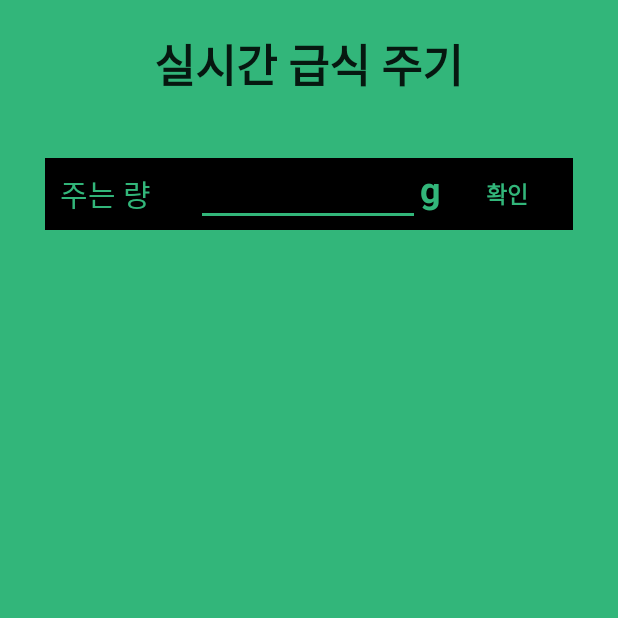
After one commit to YOONSUNGHYEON/FeederPetProject, an Android app: the FeederActivity screen opened directly, with no data from a screen before it, on a phone screen of 412 x 824 dp, the top half of it. The commit adds this screen. Run offline under Robolectric (Android 15) with nearby library versions, the phone set to English and light mode, and no system bars; network calls fail.

Commit message:
mdAndroidStudio

```diff
--- /dev/null
+++ b/app/src/main/java/net/skhu/feederpetedit/FeedRecordListAdapter.java
@@ -0,0 +1,51 @@
+package net.skhu.feederpetedit;
+
+import android.content.Context;
+import android.view.View;
+import android.view.ViewGroup;
+import android.widget.BaseAdapter;
+import android.widget.TextView;
+
+import java.util.List;
+
+public class FeedRecordListAdapter extends BaseAdapter {
+
+    private Context context;
+    private List<FeedRecord> feedRecordList;
+
+    public FeedRecordListAdapter(Context context, List<FeedRecord> feedRecordList)
+    {
+        this.context = context;
+        this.feedRecordList = feedRecordList;
+    }
+    @Override
+    public int getCount() {
+        return feedRecordList.size();
+    }
+
+    @Override
+    public Object getItem(int position) {
+        return feedRecordList.get(position);
+    }
+
+    @Override
+    public long getItemId(int position) {
+        return position;
+    }
+
+    @Override
+    public View getView(int position, View convertView, ViewGroup parent) {
+        View v = View.inflate(context,R.layout.feed_record,null);
+        TextView feedDateTimeText = (TextView)v.findViewById(R.id.feedDateTimeText);
+        TextView feedAmountText = (TextView)v.findViewById(R.id.feedAmountText);
+
+
+        feedDateTimeText.setText(feedRecordList.get(position).getFeedRegdate());
+        feedAmountText.setText(feedRecordList.get(position).getFeedAmount());
+
+
+        v.setTag(feedRecordList.get(position).getUserID());
+        return v; //하나의 사용자에대한 뷰
+    }
+
+}
--- /dev/null
+++ b/app/src/main/java/net/skhu/feederpetedit/FeederActivity.java
@@ -0,0 +1,70 @@
+package net.skhu.feederpetedit;
+
+import android.content.Intent;
+import android.support.v7.app.AlertDialog;
+import android.support.v7.app.AppCompatActivity;
+import android.os.Bundle;
+import android.view.View;
+import android.widget.Button;
+import android.widget.EditText;
+import android.widget.ListView;
+
+import org.json.JSONArray;
+import org.json.JSONObject;
+
+import java.util.ArrayList;
+import java.util.Date;
+import java.util.List;
+
+public class FeederActivity extends AppCompatActivity {
+    private ListView listView;
+    private FeedRecordListAdapter adapter;
+    private List<FeedRecord> feedRecordList;
+    @Override
+    protected void onCreate(Bundle savedInstanceState) {
+        super.onCreate(savedInstanceState);
+        setContentView(R.layout.activity_feeder);
+        Intent intent = getIntent();
+
+        final EditText amountEditText = (EditText)findViewById(R.id.amountEditText);
+        Button giveButton = (Button)findViewById(R.id.giveButton);
+
+        listView = (ListView)findViewById(R.id.listView);
+        feedRecordList = new ArrayList<FeedRecord>();
+        adapter = new FeedRecordListAdapter(getApplicationContext(), feedRecordList);
+        listView.setAdapter(adapter);
+
+        try{
+            JSONObject jsonObject = new JSONObject(intent.getStringExtra("feedRecordList"));
+            JSONArray jsonArray = jsonObject.getJSONArray("response");
+            int count = 0;
+            String userID, feedID, feedAmount, feedRegdate;
+            while(count < jsonArray.length())
+            {
+                JSONObject object = jsonArray.getJSONObject(count);
+                feedID = object.getString("feedID");
+                userID = object.getString("userID");
+                feedAmount = object.getString("feedAmount");
+                feedRegdate = object.getString("feedRegdate");
+
+                FeedRecord feedRecord = new FeedRecord(feedID, userID, feedAmount,feedRegdate);
+                feedRecordList.add(feedRecord);
+                count++;
+            }
+        }catch(Exception e){
+            e.printStackTrace();
+        }
+
+        giveButton.setOnClickListener(new View.OnClickListener() {
+            @Override
+            public void onClick(View v) {
+                String amount = amountEditText.getText().toString();
+                AlertDialog.Builder builder = new AlertDialog.Builder(FeederActivity.this);
+                builder.setMessage(amount+"g을 주시겠습니까?")
+                        .setPositiveButton("확인", null)
+                        .create()
+                        .show();
+            }
+        });
+    }
+}
--- /dev/null
+++ b/app/src/main/res/layout/activity_feeder.xml
@@ -0,0 +1,92 @@
+<?xml version="1.0" encoding="utf-8"?>
+<LinearLayout xmlns:android="http://schemas.android.com/apk/res/android"
+    xmlns:app="http://schemas.android.com/apk/res-auto"
+    xmlns:tools="http://schemas.android.com/tools"
+    android:layout_width="match_parent"
+    android:layout_height="match_parent"
+    android:background="@color/colorPrimary"
+    android:orientation="vertical"
+    tools:context=".FeederActivity">
+
+
+    <TextView
+        android:id="@+id/textView2"
+        android:layout_width="wrap_content"
+        android:layout_height="wrap_content"
+        android:layout_gravity="center"
+        android:text="실시간 급식 주기"
+        android:layout_marginTop="20sp"
+        android:layout_marginBottom="10sp"
+        android:textAppearance="@style/TextAppearance.AppCompat"
+        android:textSize="30dp"
+        android:textStyle="bold" />
+
+    <LinearLayout
+        android:layout_width="match_parent"
+        android:layout_height="wrap_content"
+        android:layout_margin="30dp"
+        android:background="#000"
+        android:orientation="horizontal">
+
+        <TextView
+            android:id="@+id/amountText"
+            android:layout_width="wrap_content"
+            android:layout_height="wrap_content"
+            android:layout_gravity="center"
+            android:text="주는 량"
+            android:layout_marginRight="30dp"
+            android:layout_marginLeft="10sp"
+            android:textAppearance="@style/TextAppearance.AppCompat"
+            android:textColor="@color/colorPrimary"
+            android:textSize="20dp" />
+
+        <EditText
+            android:id="@+id/amountEditText"
+            android:layout_width="wrap_content"
+            android:layout_height="wrap_content"
+            android:layout_gravity="right"
+            android:ems="7"
+            android:gravity="right"
+            android:inputType="number"
+            android:selectAllOnFocus="false"
+            android:singleLine="false"
+            android:textColor="@color/colorPrimary" />
+
+        <TextView
+            android:id="@+id/textView5"
+            android:layout_width="wrap_content"
+            android:layout_height="wrap_content"
+            android:text="g"
+            android:textAppearance="@style/TextAppearance.AppCompat.Headline"
+            android:textColor="@color/colorPrimary"
+            android:textStyle="bold" />
+
+        <Button
+            android:id="@+id/giveButton"
+            android:layout_width="wrap_content"
+            android:layout_height="wrap_content"
+            android:background="#000"
+            android:text="확인"
+            android:textColor="@color/colorPrimaryDark"
+            android:textSize="15dp"
+            android:textStyle="bold" />
+    </LinearLayout>
+
+    <LinearLayout
+        android:layout_width="match_parent"
+        android:layout_height="match_parent"
+        android:layout_weight="1"
+        android:orientation="vertical">
+
+        <ListView
+            android:id="@+id/listView"
+            android:layout_width="match_parent"
+            android:layout_height="match_parent"
+            android:layout_marginLeft="15dp"
+            android:layout_marginRight="15dp"
+            android:layout_marginTop="10dp"
+            android:divider="#d1d1d1"
+            android:dividerHeight="10dp"></ListView>
+    </LinearLayout>
+
+</LinearLayout>
```
Also changed, not shown: app/src/main/AndroidManifest.xml (+14 -7 lines), app/src/main/java/net/skhu/feederpetedit/CameraActivity.java (added, +13 -0 lines), app/src/main/java/net/skhu/feederpetedit/FeedRecord.java (added, +55 -0 lines), app/src/main/java/net/skhu/feederpetedit/LoginActivity.java (+15 -4 lines), app/src/main/java/net/skhu/feederpetedit/MainActivity.java (+91 -0 lines), app/src/main/java/net/skhu/feederpetedit/ReservationActivity.java (added, +13 -0 lines), app/src/main/res/layout/activity_camera.xml (added, +9 -0 lines), app/src/main/res/layout/activity_reservation.xml (added, +9 -0 lines), app/src/main/res/layout/feed_record.xml (added, +29 -0 lines), app/build.gradle (line endings or trailing spaces).
